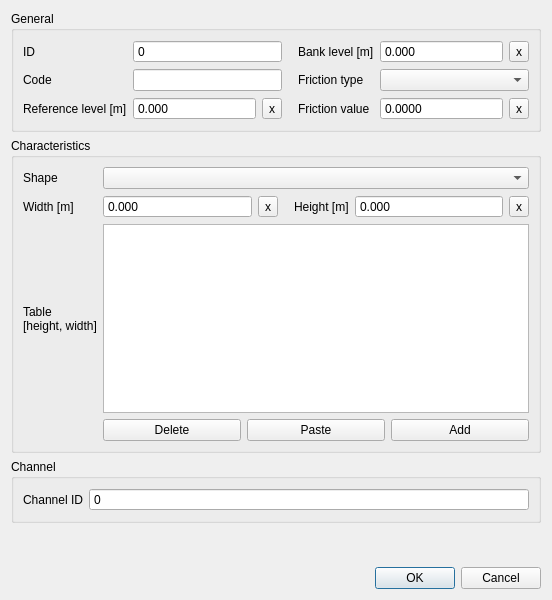
Before: the Qt Designer form threedi_schematisation_editor/forms/ui/cross_section_location.ui in nens/threedi-schematisation-editor, drawn with Qt 5.
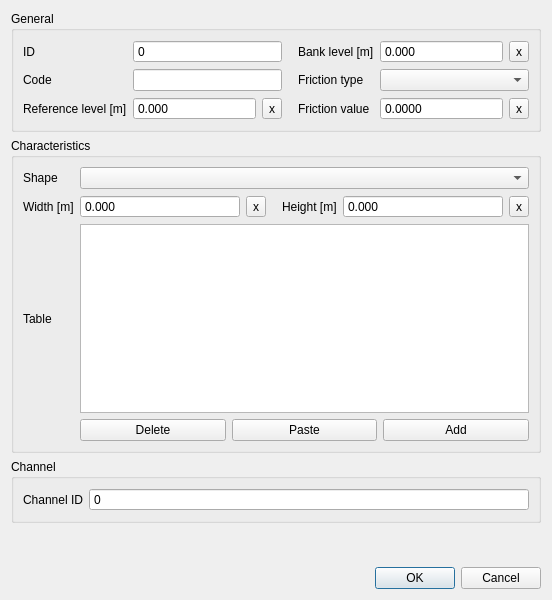
After: the same form once the commit is applied.

Commit message: Refactoring cross-section table edits. Added handling of the `YZ` and `Inverted egg` cross-section shape types.

```diff
--- a/threedi_schematisation_editor/forms/ui/cross_section_location.ui
+++ b/threedi_schematisation_editor/forms/ui/cross_section_location.ui
@@ -168,8 +168,7 @@
       <item row="5" column="0">
        <widget class="QLabel" name="cross_section_table_label">
         <property name="text">
-         <string>Table
-[height, width]</string>
+         <string>Table</string>
         </property>
        </widget>
       </item>
```
The commit also changes 23 other files.
